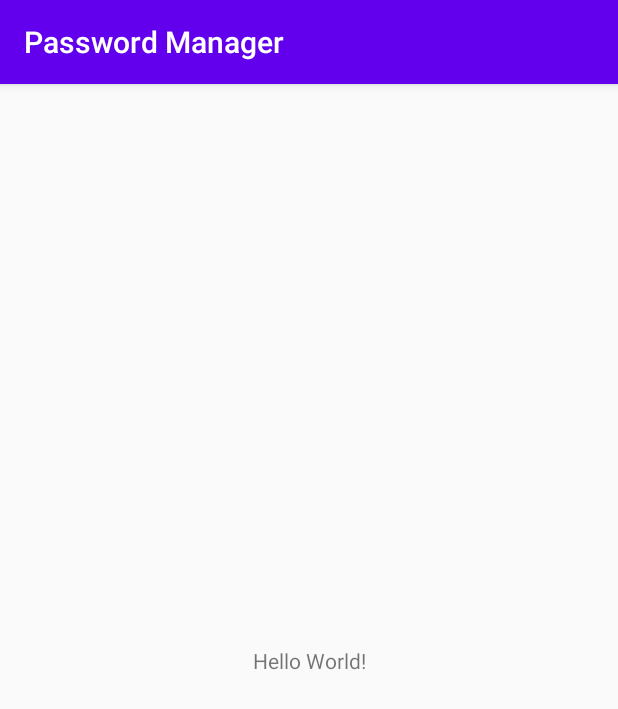
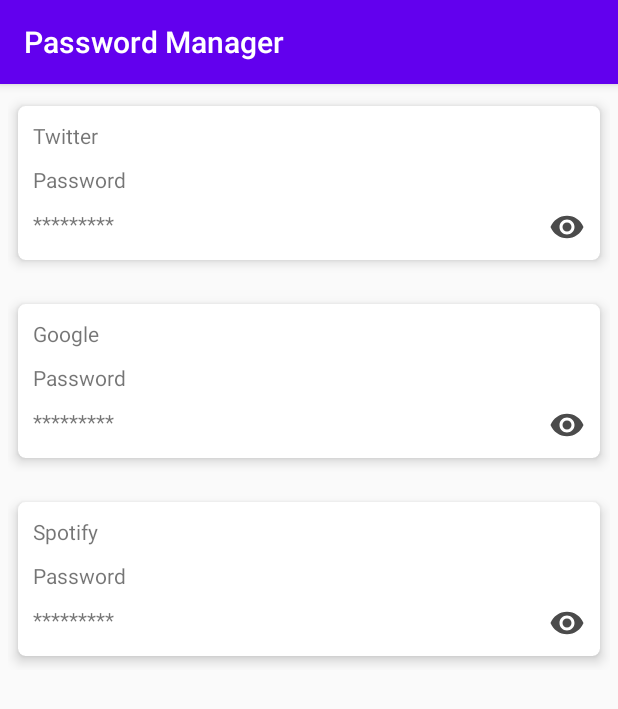
Before and after one commit to aliosmanoktar/PasswordManager, an Android app: the screen it shows after launch (MainActivity before the commit, PasswordListActivity after it), on a phone screen of 412 x 824 dp. Shown: the top 709 px of the screen. Run offline under Robolectric (Android 15) with nearby library versions, the phone set to English and light mode, and no system bars.

Commit message:
Added RecylerView List İtem

```diff
--- a/app/build.gradle
+++ b/app/build.gradle
@@ -28,8 +28,9 @@ dependencies {
     implementation fileTree(dir: "libs", include: ["*.jar"])
     implementation "org.jetbrains.kotlin:kotlin-stdlib:$kotlin_version"
     implementation 'androidx.core:core-ktx:1.3.0'
+    implementation "androidx.cardview:cardview:1.0.0"
     implementation 'androidx.appcompat:appcompat:1.1.0'
-    implementation 'androidx.constraintlayout:constraintlayout:1.1.3'
+    implementation "androidx.recyclerview:recyclerview:1.1.0"
     testImplementation 'junit:junit:4.12'
     androidTestImplementation 'androidx.test.ext:junit:1.1.1'
     androidTestImplementation 'androidx.test.espresso:espresso-core:3.2.0'
--- a/app/src/main/AndroidManifest.xml
+++ b/app/src/main/AndroidManifest.xml
@@ -9,6 +9,7 @@
         android:roundIcon="@mipmap/ic_launcher_round"
         android:supportsRtl="true"
         android:theme="@style/AppTheme">
+        <activity android:name=".PasswordListActivity"></activity>
         <activity android:name=".MainActivity">
             <intent-filter>
                 <action android:name="android.intent.action.MAIN" />
--- a/app/src/main/java/com/aliosman/passwordmanager/MainActivity.kt
+++ b/app/src/main/java/com/aliosman/passwordmanager/MainActivity.kt
@@ -1,11 +1,13 @@
 package com.aliosman.passwordmanager
 
+import android.content.Intent
+import android.os.Bundle
 import androidx.appcompat.app.AppCompatActivity
-import android.os.Bundle
 
 class MainActivity : AppCompatActivity() {
     override fun onCreate(savedInstanceState: Bundle?) {
         super.onCreate(savedInstanceState)
         setContentView(R.layout.activity_main)
+        startActivity(Intent(baseContext, PasswordListActivity::class.java))
     }
 }
--- /dev/null
+++ b/app/src/main/java/com/aliosman/passwordmanager/PasswordAdapter.kt
@@ -0,0 +1,57 @@
+package com.aliosman.passwordmanager
+
+import android.view.LayoutInflater
+import android.view.View
+import android.view.ViewGroup
+import android.widget.ImageView
+import android.widget.TextView
+import androidx.recyclerview.widget.RecyclerView
+
+class PasswordAdapter(val PasswordItems: MutableList<PasswordModel>) :
+    RecyclerView.Adapter<PasswordAdapter.PasswordViewHolder>() {
+
+    class PasswordViewHolder(itemView: View) : RecyclerView.ViewHolder(itemView) {
+        private val hesapAdi: TextView = itemView.findViewById(R.id.password_item_hesapAdi)
+        private val hesapKullaniciAdi: TextView =
+            itemView.findViewById(R.id.password_item_kullaniciAdi)
+        private val sifre: TextView = itemView.findViewById(R.id.password_item_hesapSifre)
+        private val show: ImageView = itemView.findViewById(R.id.password_item_show)
+        private var isShow = false
+        fun bindItems(item: PasswordModel) {
+            hesapAdi.text = item.HesapAdi
+            hesapKullaniciAdi.text = item.Sifre
+            show.setOnClickListener {
+                if (!isShow) {
+                    sifre.text = item.GetPasswordHide()
+                    show.setImageDrawable(itemView.resources.getDrawable(R.drawable.ic_eye, null))
+                    isShow = true
+                } else {
+                    sifre.text = item.Sifre
+                    show.setImageDrawable(
+                        itemView.resources.getDrawable(
+                            R.drawable.ic_close_eye,
+                            null
+                        )
+                    )
+                    isShow = false
+                }
+            }
+            show.callOnClick()
+        }
+
+    }
+
+    override fun onCreateViewHolder(parent: ViewGroup, viewType: Int): PasswordViewHolder {
+        val view =
+            LayoutInflater.from(parent.context).inflate(R.layout.password_item, parent, false)
+        return PasswordViewHolder(view)
+    }
+
+    override fun getItemCount(): Int {
+        return PasswordItems.size
+    }
+
+    override fun onBindViewHolder(holder: PasswordViewHolder, position: Int) {
+        holder.bindItems(PasswordItems[position])
+    }
+}
--- /dev/null
+++ b/app/src/main/java/com/aliosman/passwordmanager/PasswordListActivity.kt
@@ -0,0 +1,24 @@
+package com.aliosman.passwordmanager
+
+import android.os.Bundle
+import androidx.appcompat.app.AppCompatActivity
+import androidx.recyclerview.widget.RecyclerView
+
+class PasswordListActivity : AppCompatActivity() {
+
+    lateinit var recylerview: RecyclerView
+    override fun onCreate(savedInstanceState: Bundle?) {
+        super.onCreate(savedInstanceState)
+        setContentView(R.layout.activity_password_list)
+        recylerview = findViewById(R.id.password_list_activity_recylerview)
+        recylerview.adapter = PasswordAdapter(getItems())
+    }
+
+    private fun getItems(): MutableList<PasswordModel> {
+        return mutableListOf(
+            PasswordModel("Twitter", "Account", "Password"),
+            PasswordModel("Google", "Account", "Password"),
+            PasswordModel("Spotify", "Account", "Password")
+        )
+    }
+}
--- /dev/null
+++ b/app/src/main/java/com/aliosman/passwordmanager/PasswordModel.kt
@@ -0,0 +1,10 @@
+package com.aliosman.passwordmanager
+
+data class PasswordModel(val HesapAdi: String, val KullaniciAdi: String, val Sifre: String) {
+    fun GetPasswordHide(): String {
+        var a = ""
+        for (i in 0..Sifre.length)
+            a += "*"
+        return a
+    }
+}
--- /dev/null
+++ b/app/src/main/res/drawable/ic_close_eye.xml
@@ -0,0 +1,10 @@
+<vector xmlns:android="http://schemas.android.com/apk/res/android"
+    android:width="24dp"
+    android:height="24dp"
+    android:tint="#4B4B4B"
+    android:viewportWidth="24"
+    android:viewportHeight="24">
+    <path
+        android:fillColor="@android:color/white"
+        android:pathData="M12,7c2.76,0 5,2.24 5,5 0,0.65 -0.13,1.26 -0.36,1.83l2.92,2.92c1.51,-1.26 2.7,-2.89 3.43,-4.75 -1.73,-4.39 -6,-7.5 -11,-7.5 -1.4,0 -2.74,0.25 -3.98,0.7l2.16,2.16C10.74,7.13 11.35,7 12,7zM2,4.27l2.28,2.28 0.46,0.46C3.08,8.3 1.78,10.02 1,12c1.73,4.39 6,7.5 11,7.5 1.55,0 3.03,-0.3 4.38,-0.84l0.42,0.42L19.73,22 21,20.73 3.27,3 2,4.27zM7.53,9.8l1.55,1.55c-0.05,0.21 -0.08,0.43 -0.08,0.65 0,1.66 1.34,3 3,3 0.22,0 0.44,-0.03 0.65,-0.08l1.55,1.55c-0.67,0.33 -1.41,0.53 -2.2,0.53 -2.76,0 -5,-2.24 -5,-5 0,-0.79 0.2,-1.53 0.53,-2.2zM11.84,9.02l3.15,3.15 0.02,-0.16c0,-1.66 -1.34,-3 -3,-3l-0.17,0.01z" />
+</vector>
--- /dev/null
+++ b/app/src/main/res/drawable/ic_eye.xml
@@ -0,0 +1,10 @@
+<vector xmlns:android="http://schemas.android.com/apk/res/android"
+    android:width="24dp"
+    android:height="24dp"
+    android:tint="#4B4B4B"
+    android:viewportWidth="24"
+    android:viewportHeight="24">
+    <path
+        android:fillColor="@android:color/white"
+        android:pathData="M12,4.5C7,4.5 2.73,7.61 1,12c1.73,4.39 6,7.5 11,7.5s9.27,-3.11 11,-7.5c-1.73,-4.39 -6,-7.5 -11,-7.5zM12,17c-2.76,0 -5,-2.24 -5,-5s2.24,-5 5,-5 5,2.24 5,5 -2.24,5 -5,5zM12,9c-1.66,0 -3,1.34 -3,3s1.34,3 3,3 3,-1.34 3,-3 -1.34,-3 -3,-3z" />
+</vector>
--- a/app/src/main/res/layout/activity_main.xml
+++ b/app/src/main/res/layout/activity_main.xml
@@ -1,6 +1,5 @@
 <?xml version="1.0" encoding="utf-8"?>
-<androidx.constraintlayout.widget.ConstraintLayout xmlns:android="http://schemas.android.com/apk/res/android"
-    xmlns:app="http://schemas.android.com/apk/res-auto"
+<RelativeLayout xmlns:android="http://schemas.android.com/apk/res/android"
     xmlns:tools="http://schemas.android.com/tools"
     android:layout_width="match_parent"
     android:layout_height="match_parent"
@@ -9,10 +8,6 @@
     <TextView
         android:layout_width="wrap_content"
         android:layout_height="wrap_content"
-        android:text="Hello World!"
-        app:layout_constraintBottom_toBottomOf="parent"
-        app:layout_constraintLeft_toLeftOf="parent"
-        app:layout_constraintRight_toRightOf="parent"
-        app:layout_constraintTop_toTopOf="parent" />
+        android:text="Hello World!" />
 
-</androidx.constraintlayout.widget.ConstraintLayout>
+</RelativeLayout>
--- /dev/null
+++ b/app/src/main/res/layout/activity_password_list.xml
@@ -0,0 +1,14 @@
+<?xml version="1.0" encoding="utf-8"?>
+<RelativeLayout xmlns:android="http://schemas.android.com/apk/res/android"
+    xmlns:app="http://schemas.android.com/apk/res-auto"
+    xmlns:tools="http://schemas.android.com/tools"
+    android:layout_width="match_parent"
+    android:layout_height="match_parent"
+    tools:context=".PasswordListActivity">
+
+    <androidx.recyclerview.widget.RecyclerView
+        android:id="@+id/password.list.activity_recylerview"
+        android:layout_width="match_parent"
+        android:layout_height="match_parent"
+        app:layoutManager="androidx.recyclerview.widget.LinearLayoutManager" />
+</RelativeLayout>
--- /dev/null
+++ b/app/src/main/res/layout/password_item.xml
@@ -0,0 +1,56 @@
+<?xml version="1.0" encoding="utf-8"?>
+<LinearLayout xmlns:android="http://schemas.android.com/apk/res/android"
+    xmlns:app="http://schemas.android.com/apk/res-auto"
+    xmlns:tools="http://schemas.android.com/tools"
+    android:layout_width="match_parent"
+    android:layout_height="wrap_content"
+    android:orientation="vertical"
+    android:padding="5dp">
+
+    <androidx.cardview.widget.CardView
+        android:layout_width="match_parent"
+        android:layout_height="wrap_content"
+        app:cardCornerRadius="5dp"
+        app:cardElevation="5dp"
+        app:cardUseCompatPadding="true">
+
+        <LinearLayout
+            android:layout_width="match_parent"
+            android:layout_height="wrap_content"
+            android:orientation="vertical"
+            android:padding="10dp">
+
+            <TextView
+                android:id="@+id/password_item.hesapAdi"
+                android:layout_width="wrap_content"
+                android:layout_height="wrap_content"
+                tools:text="Twitter" />
+
+            <TextView
+                android:id="@+id/password_item.kullaniciAdi"
+                android:layout_width="wrap_content"
+                android:layout_height="wrap_content"
+                android:layout_marginTop="10dp"
+                android:text="Kullanıcı Adı" />
+
+            <RelativeLayout
+                android:layout_width="match_parent"
+                android:layout_height="wrap_content"
+                android:layout_marginTop="10dp">
+
+                <TextView
+                    android:id="@+id/password_item.hesapSifre"
+                    android:layout_width="wrap_content"
+                    android:layout_height="wrap_content"
+                    tools:text="Şifre" />
+
+                <ImageView
+                    android:id="@+id/password_item.show"
+                    android:layout_width="wrap_content"
+                    android:layout_height="wrap_content"
+                    android:layout_alignParentRight="true"
+                    android:src="@drawable/ic_eye" />
+            </RelativeLayout>
+        </LinearLayout>
+    </androidx.cardview.widget.CardView>
+</LinearLayout>
```
